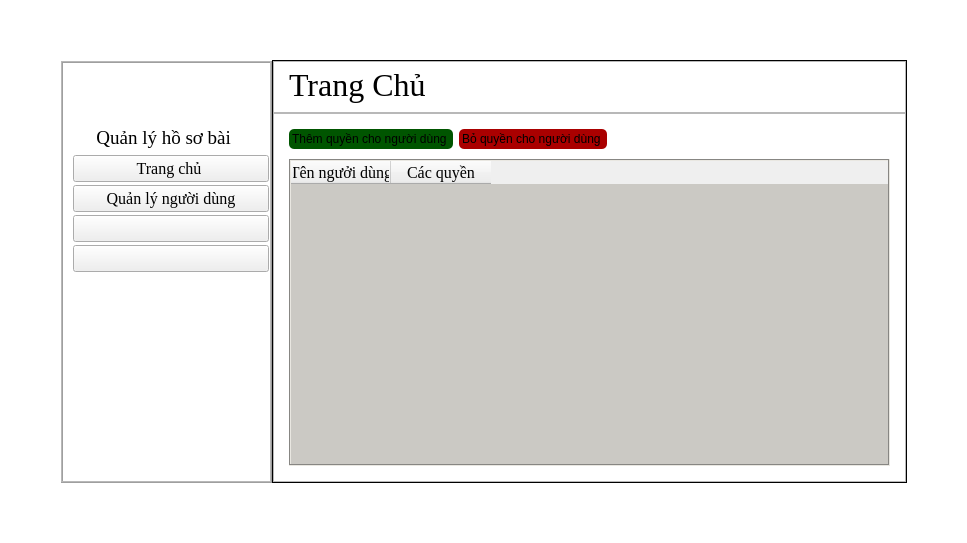
First picture: the form in ui/admin_dashboard.ui, repository DTNS2905/App_quan_ly_python_qt_, before the edit.
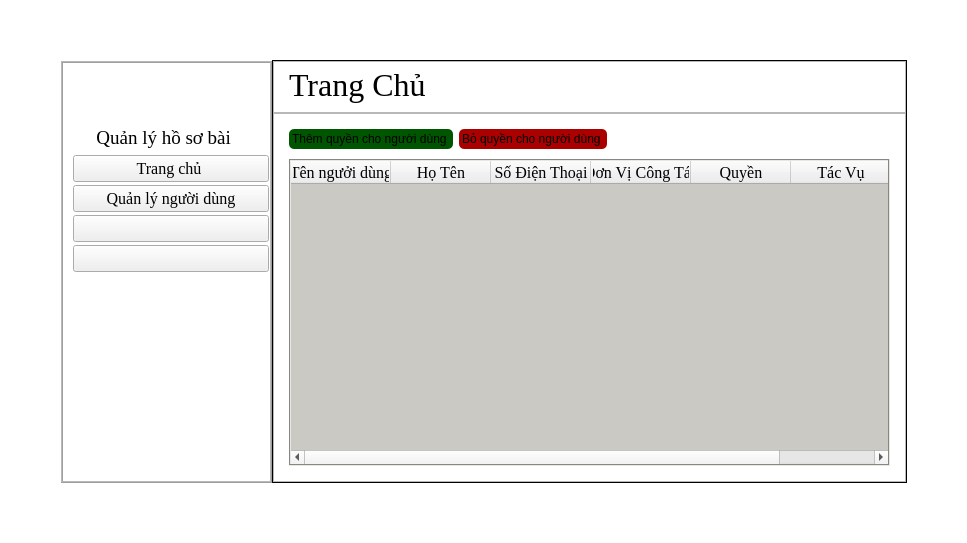
Second picture: the form after the edit. Icons and pictures are not drawn.

Diff of the .ui file:
```diff
--- a/ui/admin_dashboard.ui
+++ b/ui/admin_dashboard.ui
@@ -1947,7 +1947,79 @@
                 </column>
                 <column>
                  <property name="text">
-                  <string>Các quyền</string>
+                  <string>Họ Tên</string>
+                 </property>
+                 <property name="font">
+                  <font>
+                   <family>Times New Roman</family>
+                   <pointsize>12</pointsize>
+                  </font>
+                 </property>
+                 <property name="background">
+                  <color>
+                   <red>53</red>
+                   <green>53</green>
+                   <blue>53</blue>
+                  </color>
+                 </property>
+                </column>
+                <column>
+                 <property name="text">
+                  <string>Số Điện Thoại</string>
+                 </property>
+                 <property name="font">
+                  <font>
+                   <family>Times New Roman</family>
+                   <pointsize>12</pointsize>
+                  </font>
+                 </property>
+                 <property name="background">
+                  <color>
+                   <red>53</red>
+                   <green>53</green>
+                   <blue>53</blue>
+                  </color>
+                 </property>
+                </column>
+                <column>
+                 <property name="text">
+                  <string>Đơn Vị Công Tác</string>
+                 </property>
+                 <property name="font">
+                  <font>
+                   <family>Times New Roman</family>
+                   <pointsize>12</pointsize>
+                  </font>
+                 </property>
+                 <property name="background">
+                  <color>
+                   <red>53</red>
+                   <green>53</green>
+                   <blue>53</blue>
+                  </color>
+                 </property>
+                </column>
+                <column>
+                 <property name="text">
+                  <string>Quyền</string>
+                 </property>
+                 <property name="font">
+                  <font>
+                   <family>Times New Roman</family>
+                   <pointsize>12</pointsize>
+                  </font>
+                 </property>
+                 <property name="background">
+                  <color>
+                   <red>53</red>
+                   <green>53</green>
+                   <blue>53</blue>
+                  </color>
+                 </property>
+                </column>
+                <column>
+                 <property name="text">
+                  <string>Tác Vụ</string>
                  </property>
                  <property name="font">
                   <font>
```
Left out of the diff: 30 changed lines with no effect on the pictures.
